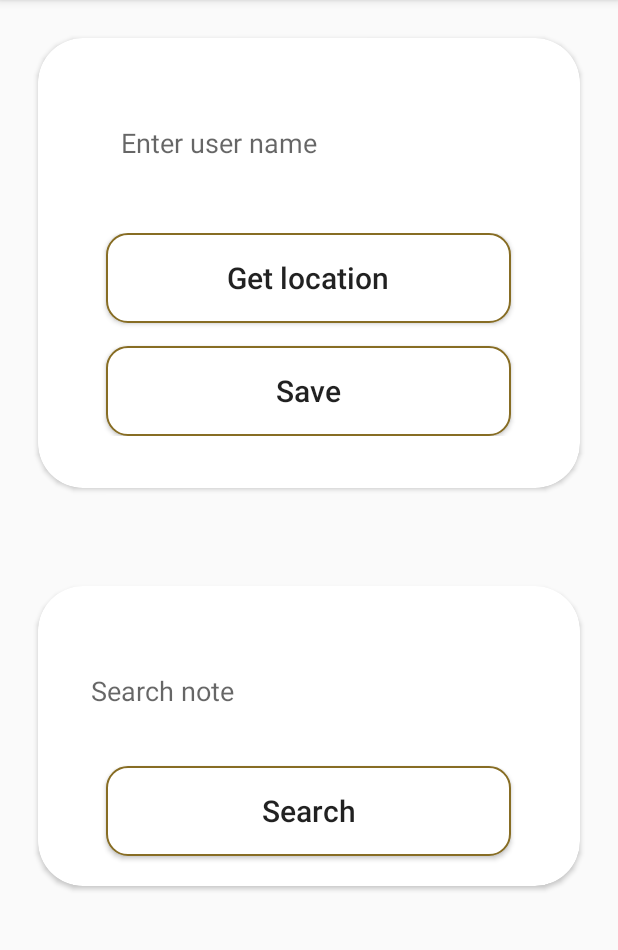
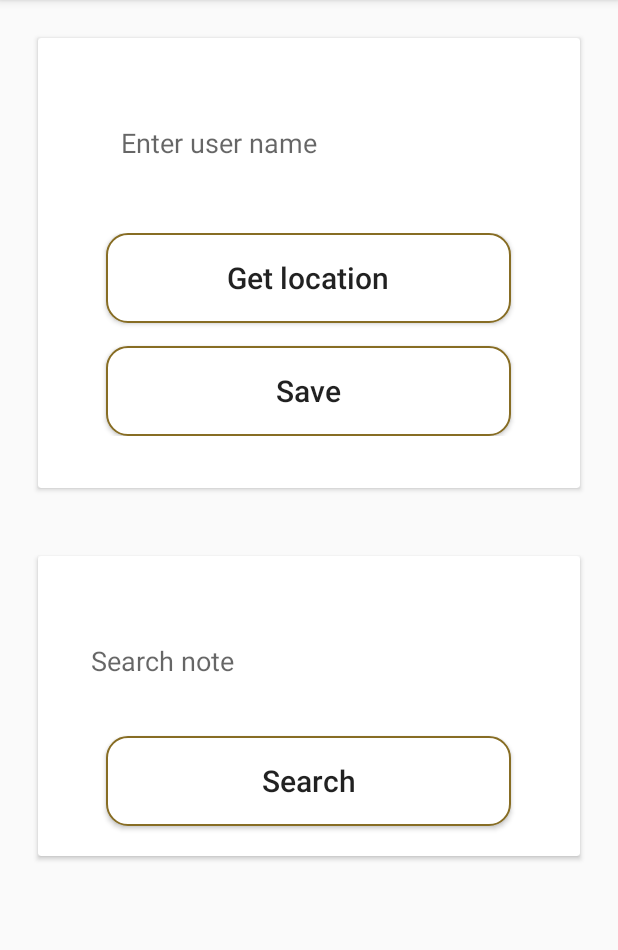
Before and after one commit to AimanYosofiUlt/GitTrain, an Android app: the screen it shows after launch (MainActivity), on a phone screen of 412 x 824 dp, the part 84-1034 px from its top. Run offline under Robolectric (Android 15) with nearby library versions, the phone set to English and light mode, and no system bars; our stand-ins replace Dagger/Hilt's generated code, Room's generated code.

Commit message:
Add design main screen

```diff
--- a/app/src/main/java/com/example/gittrain/app/di/Module.java
+++ b/app/src/main/java/com/example/gittrain/app/di/Module.java
@@ -7,7 +7,6 @@ import com.example.gittrain.dataacess.local.daos.AddressDao;
 import com.example.gittrain.dataacess.local.daos.NoteDao;
 import com.example.gittrain.dataacess.local.daos.UserDao;
 import com.example.gittrain.dataacess.local.db.AppDatabase;
-import com.example.gittrain.dataacess.local.entites.Address;
 import com.example.gittrain.dataacess.remote.api.AddressApi;
 
 import dagger.Provides;
--- a/app/src/main/res/layout/activity_main.xml
+++ b/app/src/main/res/layout/activity_main.xml
@@ -9,7 +9,6 @@
     <androidx.core.widget.NestedScrollView
         android:layout_width="match_parent"
         android:layout_height="match_parent">
-
         <androidx.constraintlayout.widget.ConstraintLayout
             android:layout_width="match_parent"
             android:layout_height="match_parent">
@@ -23,8 +22,8 @@
                 app:layout_constraintLeft_toLeftOf="parent"
                 app:layout_constraintRight_toRightOf="parent"
                 android:layout_margin="25dp"
-                app:cardCornerRadius="30dp"
                 android:background="@drawable/shape_card_view">
+
                 <LinearLayout
                     android:layout_width="match_parent"
                     android:layout_height="match_parent"
@@ -73,24 +72,21 @@
                 android:layout_width="match_parent"
                 android:layout_height="match_parent"
                 app:layout_constraintTop_toBottomOf="@id/cd_user"
+                app:layout_constraintLeft_toLeftOf="parent"
+                app:layout_constraintRight_toRightOf="parent"
                 android:layout_margin="20dp"/>
 
-            <LinearLayout
-                android:layout_width="match_parent"
-                android:layout_height="wrap_content"
-                app:layout_constraintTop_toBottomOf="@id/rec_user_info"
-                android:orientation="vertical"
-                android:layout_marginTop="20dp">
+
+
                 <androidx.cardview.widget.CardView
                     android:id="@+id/cd_search"
                     android:layout_width="match_parent"
                     android:layout_height="200dp"
                     android:elevation="8dp"
-                    app:layout_constraintTop_toTopOf="parent"
+                    android:layout_margin="25dp"
+                    app:layout_constraintTop_toBottomOf="@id/rec_user_info"
                     app:layout_constraintLeft_toLeftOf="parent"
                     app:layout_constraintRight_toRightOf="parent"
-                    android:layout_margin="25dp"
-                    app:cardCornerRadius="30dp"
                     android:background="@drawable/shape_card_view">
                   <LinearLayout
                       android:layout_width="match_parent"
@@ -114,16 +110,17 @@
                           android:textAllCaps="false"
                           android:textSize="20sp"
                           android:background="@drawable/shape_for_button"/>
-
                   </LinearLayout>
                 </androidx.cardview.widget.CardView>
 
-
-            </LinearLayout>
-
-
-
-
+            <androidx.recyclerview.widget.RecyclerView
+                android:id="@+id/rec_search"
+                android:layout_width="match_parent"
+                android:layout_height="match_parent"
+                app:layout_constraintTop_toBottomOf="@id/cd_search"
+                app:layout_constraintLeft_toLeftOf="parent"
+                app:layout_constraintRight_toRightOf="parent"
+                android:layout_margin="20dp"/>
 
 
         </androidx.constraintlayout.widget.ConstraintLayout>
```
